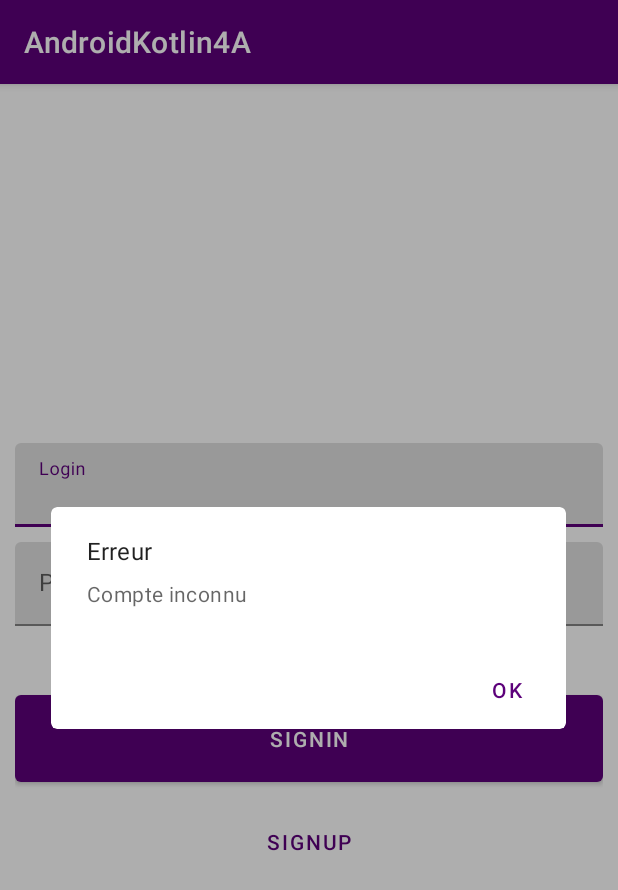
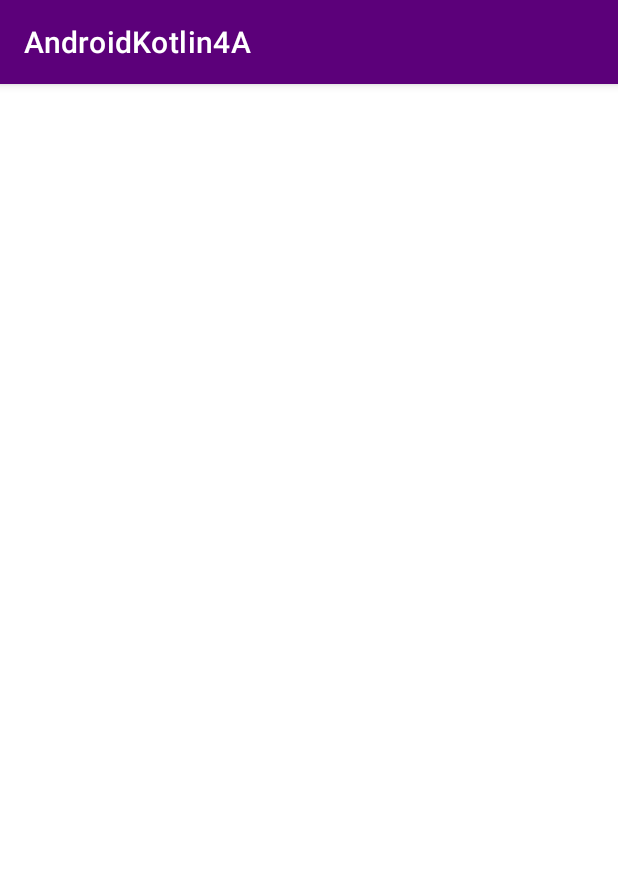
Before and after one commit to Clem10101998/Android4A, an Android app: the screen it shows after launch (MainActivity before the commit, DataActivity after it), after a tap on "SIGNIN", on a phone screen of 412 x 824 dp. Shown: the top 890 px of the screen. Run offline under Robolectric (Android 15) with nearby library versions, the phone set to English and light mode, and no system bars; our stand-ins replace Room's generated code.

Commit message:
Verication entry for Email + PassWord and NewActivity

```diff
--- a/app/build.gradle
+++ b/app/build.gradle
@@ -57,4 +57,11 @@ dependencies {
     androidTestImplementation 'androidx.test.ext:junit:1.1.2'
     androidTestImplementation 'androidx.test.espresso:espresso-core:3.3.0'
 
+    //RECYCLERVIEW
+    implementation "androidx.recyclerview:recyclerview:1.1.0"
+    implementation 'com.squareup.retrofit2:retrofit:2.6.0'
+    implementation 'com.squareup.retrofit2:converter-gson:2.6.0'
+
+
+
 }
--- a/app/src/main/AndroidManifest.xml
+++ b/app/src/main/AndroidManifest.xml
@@ -1,6 +1,8 @@
 <?xml version="1.0" encoding="utf-8"?>
 <manifest xmlns:android="http://schemas.android.com/apk/res/android"
     package="com.github.clem10101998.androidkotlin4a">
+
+    <uses-permission android:name="android.permissions.INTERNET" />
 
     <application
         android:name=".injection.EsieaApplication"
@@ -10,6 +12,7 @@
         android:roundIcon="@mipmap/ic_launcher_round"
         android:supportsRtl="true"
         android:theme="@style/AppTheme">
+        <activity android:name=".presentation.main.DataActivity"></activity>
         <activity android:name=".presentation.main.MainActivity">
             <intent-filter>
                 <action android:name="android.intent.action.MAIN" />
--- /dev/null
+++ b/app/src/main/java/com/github/clem10101998/androidkotlin4a/presentation/main/DataActivity.kt
@@ -0,0 +1,12 @@
+package com.github.clem10101998.androidkotlin4a.presentation.main
+
+import androidx.appcompat.app.AppCompatActivity
+import android.os.Bundle
+import com.github.clem10101998.androidkotlin4a.R
+
+class DataActivity : AppCompatActivity() {
+    override fun onCreate(savedInstanceState: Bundle?) {
+        super.onCreate(savedInstanceState)
+        setContentView(R.layout.activity_data)
+    }
+}
--- a/app/src/main/java/com/github/clem10101998/androidkotlin4a/presentation/main/MainActivity.kt
+++ b/app/src/main/java/com/github/clem10101998/androidkotlin4a/presentation/main/MainActivity.kt
@@ -1,5 +1,6 @@
 package com.github.clem10101998.androidkotlin4a.presentation.main
 
+import android.content.Intent
 import androidx.appcompat.app.AppCompatActivity
 import android.os.Bundle
 import android.widget.Toast
@@ -18,7 +19,7 @@ class MainActivity : AppCompatActivity() {
         super.onCreate(savedInstanceState)
         setContentView(R.layout.activity_main)
     //Login Button
-        mainViewModel.loginLiveData.observe(this, Observer {
+        /*mainViewModel.loginLiveData.observe(this, Observer {
             when(it){
                 //Popup
                 is LoginSuccess -> {
@@ -35,16 +36,21 @@ class MainActivity : AppCompatActivity() {
                         .show()
                 }
             }
-        })
+        })*/
         login_button.setOnClickListener{
             mainViewModel.onClickedLogin(login_edit.text.toString().trim(), password_edit.text.toString())
-            /*if (login_edit.text.toString().trim().isEmpty()){
+            if (login_edit.text.toString().trim().isEmpty()){
                 login_edit.error = "Email required"
                 Toast.makeText(applicationContext, "Please enter your email", Toast.LENGTH_SHORT).show()
             }else if(password_edit.text.toString().trim().isEmpty()){
                 password_edit.error = "Password required"
                 Toast.makeText(applicationContext, "Please enter your password", Toast.LENGTH_SHORT).show()
-            }*/
+            }
+            val intent = Intent(this, DataActivity::class.java)
+            startActivity(intent)
+        }
+        create_account_button.setOnClickListener{
+
         }
     }
 }
--- /dev/null
+++ b/app/src/main/res/layout/activity_data.xml
@@ -0,0 +1,9 @@
+<?xml version="1.0" encoding="utf-8"?>
+<androidx.constraintlayout.widget.ConstraintLayout xmlns:android="http://schemas.android.com/apk/res/android"
+    xmlns:app="http://schemas.android.com/apk/res-auto"
+    xmlns:tools="http://schemas.android.com/tools"
+    android:layout_width="match_parent"
+    android:layout_height="match_parent"
+    tools:context=".presentation.main.DataActivity">
+
+</androidx.constraintlayout.widget.ConstraintLayout>
```
